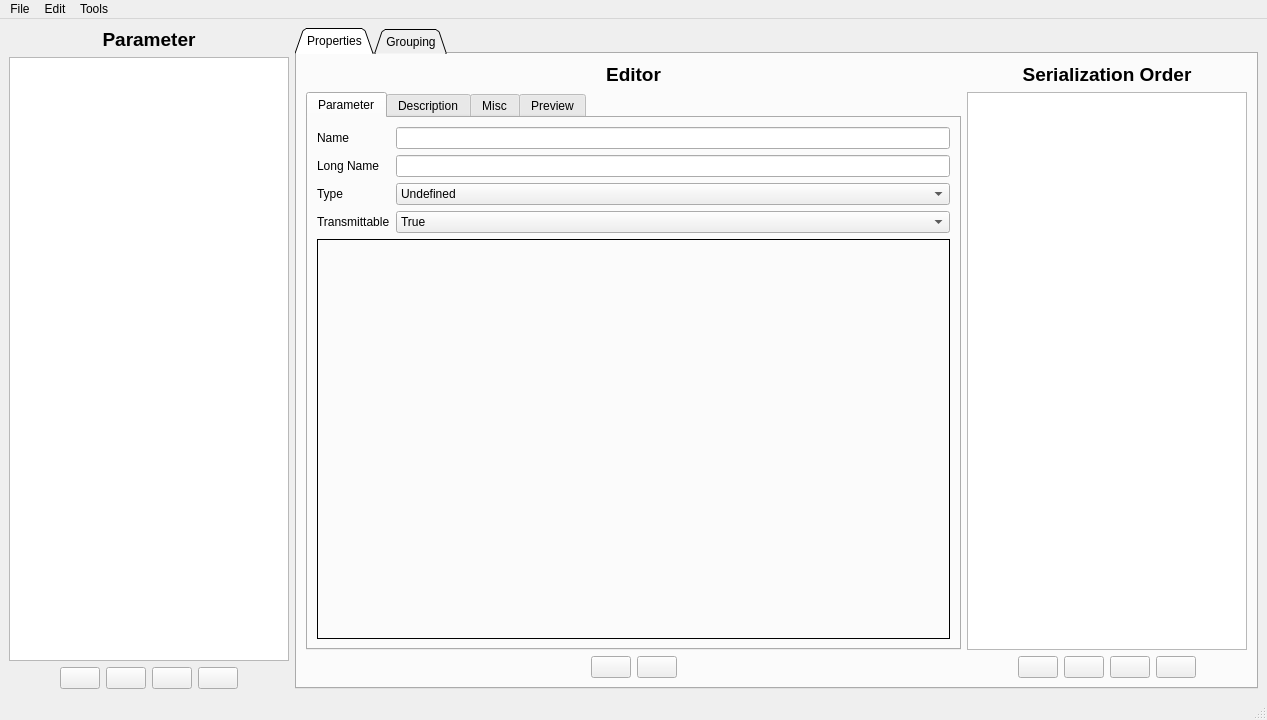
Qt form parametereditor.ui (vedderb/vesc_tool) before a commit.
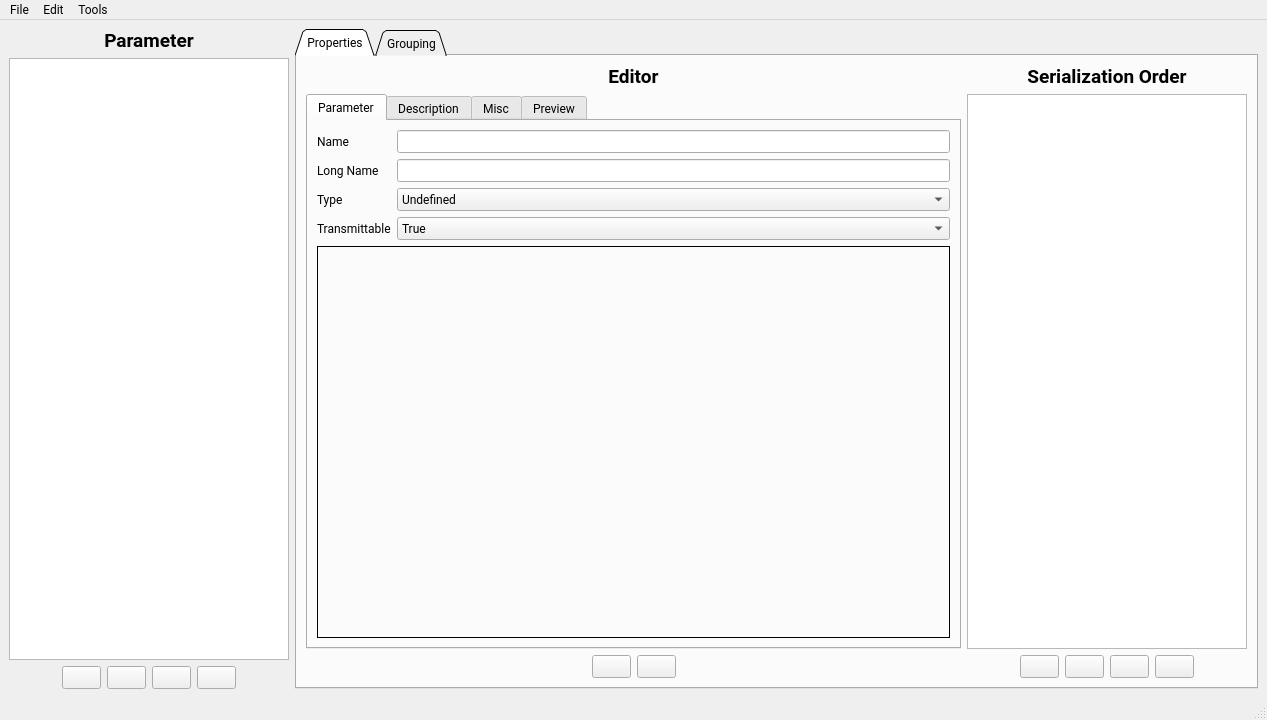
The same form after that commit. Icons and pictures are not drawn. Custom widgets are drawn as their Qt base class.

Commit message: Changed Font and added CAN navigator

```diff
--- a/parametereditor.ui
+++ b/parametereditor.ui
@@ -10,6 +10,11 @@
     <height>720</height>
    </rect>
   </property>
+  <property name="font">
+   <font>
+    <family>Roboto</family>
+   </font>
+  </property>
   <property name="windowTitle">
    <string>VESC Parameter Editor</string>
   </property>
@@ -1498,7 +1503,7 @@
      <x>0</x>
      <y>0</y>
      <width>1267</width>
-     <height>22</height>
+     <height>24</height>
     </rect>
    </property>
    <widget class="QMenu" name="menuFile">
```
The commit also changes 30 other files.
